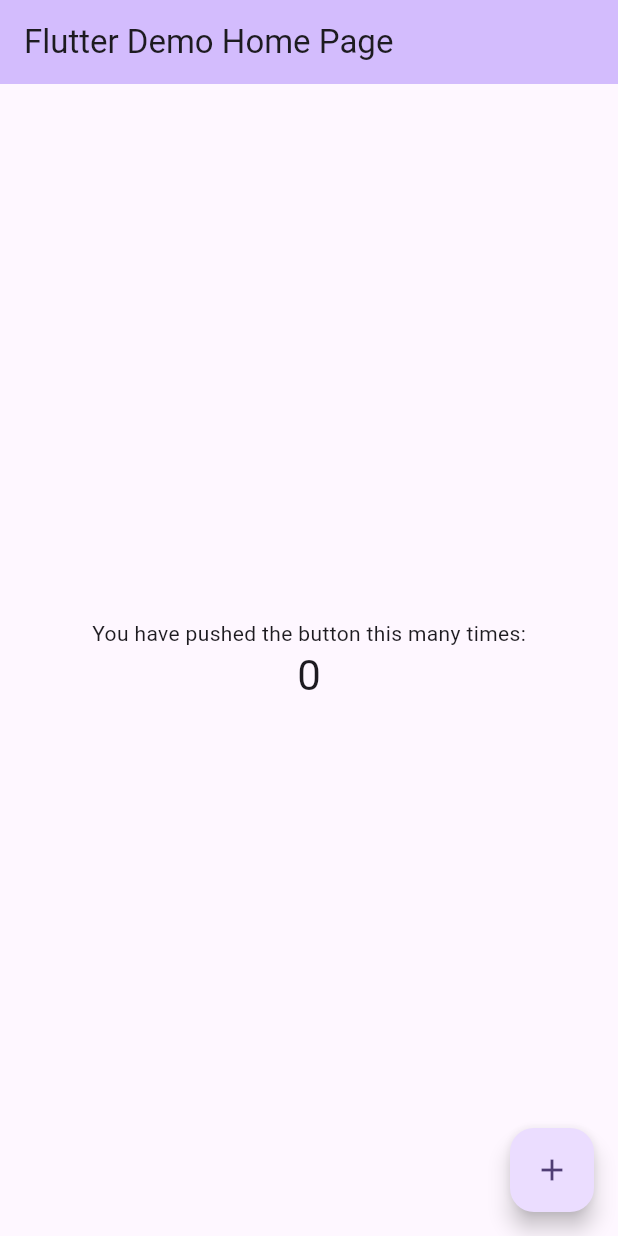
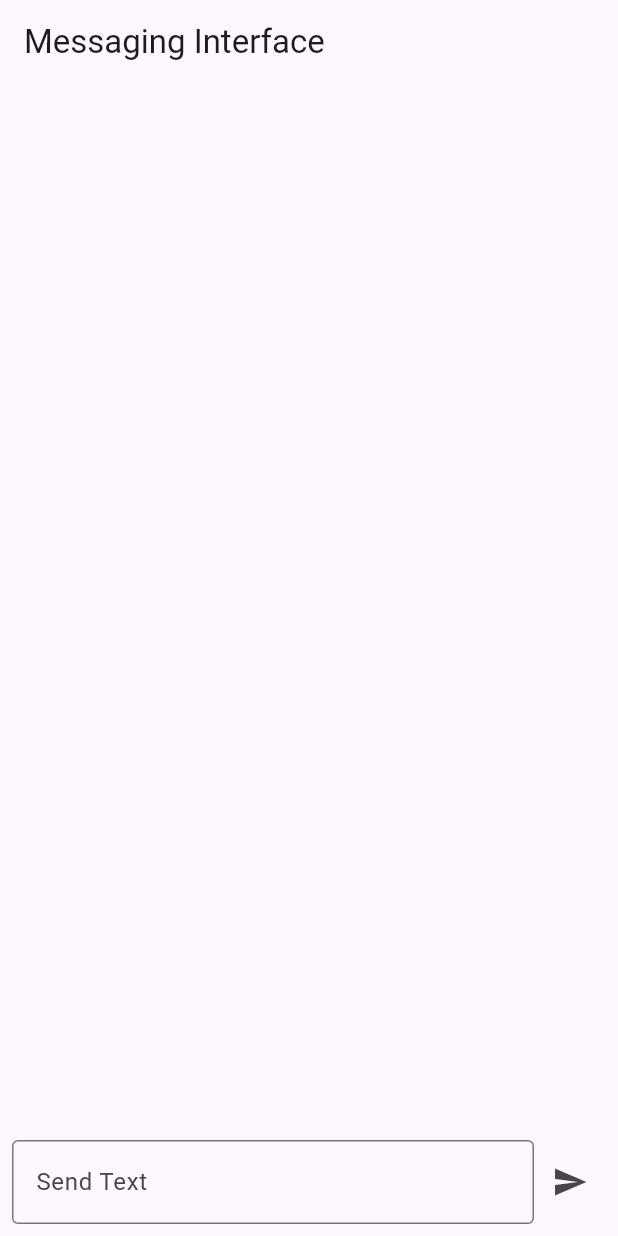
Before and after one commit to PuneetPowar5/flutter_chat_application, a Flutter app: the screen it shows after launch, on a phone screen of 412 x 824 dp. Run offline on Flutter 3.47's test engine with Material 3 defaults, Android fonts, the phone set to English and light mode, and no system bars.

Commit message:
Adding messaging functionalities to the messaging interface

```diff
--- a/lib/main.dart
+++ b/lib/main.dart
@@ -1,4 +1,5 @@
 import 'package:flutter/material.dart';
+import 'screens/chat_screen.dart';
 
 void main() {
   runApp(const MyApp());
@@ -7,116 +8,11 @@ void main() {
 class MyApp extends StatelessWidget {
   const MyApp({super.key});
 
-  // This widget is the root of your application.
   @override
   Widget build(BuildContext context) {
     return MaterialApp(
-      title: 'Flutter Demo',
-      theme: ThemeData(
-        // This is the theme of your application.
-        //
-        // TRY THIS: Try running your application with "flutter run". You'll see
-        // the application has a purple toolbar. Then, without quitting the app,
-        // try changing the seedColor in the colorScheme below to Colors.green
-        // and then invoke "hot reload" (save your changes or press the "hot
-        // reload" button in a Flutter-supported IDE, or press "r" if you used
-        // the command line to start the app).
-        //
-        // Notice that the counter didn't reset back to zero; the application
-        // state is not lost during the reload. To reset the state, use hot
-        // restart instead.
-        //
-        // This works for code too, not just values: Most code changes can be
-        // tested with just a hot reload.
-        colorScheme: .fromSeed(seedColor: Colors.deepPurple),
-      ),
-      home: const MyHomePage(title: 'Flutter Demo Home Page'),
+      debugShowCheckedModeBanner: false,
+      home: const ChatScreen(),
     );
   }
 }
-
-class MyHomePage extends StatefulWidget {
-  const MyHomePage({super.key, required this.title});
-
-  // This widget is the home page of your application. It is stateful, meaning
-  // that it has a State object (defined below) that contains fields that affect
-  // how it looks.
-
-  // This class is the configuration for the state. It holds the values (in this
-  // case the title) provided by the parent (in this case the App widget) and
-  // used by the build method of the State. Fields in a Widget subclass are
-  // always marked "final".
-
-  final String title;
-
-  @override
-  State<MyHomePage> createState() => _MyHomePageState();
-}
-
-class _MyHomePageState extends State<MyHomePage> {
-  int _counter = 0;
-
-  void _incrementCounter() {
-    setState(() {
-      // This call to setState tells the Flutter framework that something has
-      // changed in this State, which causes it to rerun the build method below
-      // so that the display can reflect the updated values. If we changed
-      // _counter without calling setState(), then the build method would not be
-      // called again, and so nothing would appear to happen.
-      _counter++;
-    });
-  }
-
-  @override
-  Widget build(BuildContext context) {
-    // This method is rerun every time setState is called, for instance as done
-    // by the _incrementCounter method above.
-    //
-    // The Flutter framework has been optimized to make rerunning build methods
-    // fast, so that you can just rebuild anything that needs updating rather
-    // than having to individually change instances of widgets.
-    return Scaffold(
-      appBar: AppBar(
-        // TRY THIS: Try changing the color here to a specific color (to
-        // Colors.amber, perhaps?) and trigger a hot reload to see the AppBar
-        // change color while the other colors stay the same.
-        backgroundColor: Theme.of(context).colorScheme.inversePrimary,
-        // Here we take the value from the MyHomePage object that was created by
-        // the App.build method, and use it to set our appbar title.
-        title: Text(widget.title),
-      ),
-      body: Center(
-        // Center is a layout widget. It takes a single child and positions it
-        // in the middle of the parent.
-        child: Column(
-          // Column is also a layout widget. It takes a list of children and
-          // arranges them vertically. By default, it sizes itself to fit its
-          // children horizontally, and tries to be as tall as its parent.
-          //
-          // Column has various properties to control how it sizes itself and
-          // how it positions its children. Here we use mainAxisAlignment to
-          // center the children vertically; the main axis here is the vertical
-          // axis because Columns are vertical (the cross axis would be
-          // horizontal).
-          //
-          // TRY THIS: Invoke "debug painting" (choose the "Toggle Debug Paint"
-          // action in the IDE, or press "p" in the console), to see the
-          // wireframe for each widget.
-          mainAxisAlignment: .center,
-          children: [
-            const Text('You have pushed the button this many times:'),
-            Text(
-              '$_counter',
-              style: Theme.of(context).textTheme.headlineMedium,
-            ),
-          ],
-        ),
-      ),
-      floatingActionButton: FloatingActionButton(
-        onPressed: _incrementCounter,
-        tooltip: 'Increment',
-        child: const Icon(Icons.add),
-      ),
-    );
-  }
-}
--- /dev/null
+++ b/lib/models/message.dart
@@ -0,0 +1,7 @@
+class Message {
+  final String text;
+  final bool isMe;
+  final DateTime time;
+
+  Message({required this.text, required this.isMe, required this.time});
+}
--- /dev/null
+++ b/lib/screens/chat_screen.dart
@@ -0,0 +1,103 @@
+import 'package:flutter/material.dart';
+import '../models/message.dart';
+import '../widgets/message_bubble.dart';
+import 'dart:async';
+
+class ChatScreen extends StatefulWidget {
+  const ChatScreen({super.key});
+
+  @override
+  State<ChatScreen> createState() => _ChatScreenState();
+}
+
+class _ChatScreenState extends State<ChatScreen> {
+  final List<Message> messages = [];
+  final controller = TextEditingController();
+  final scrollController = ScrollController();
+
+  final List<String> botReplies = [
+    "THIS IS AN AUTOMATED MESSAGE FROM THE APP",
+    "THIS IS AN AUTOMATED MESSAGE FROM THE APP",
+    "THIS IS AN AUTOMATED MESSAGE FROM THE APP",
+    "THIS IS AN AUTOMATED MESSAGE FROM THE APP",
+    "THIS IS AN AUTOMATED MESSAGE FROM THE APP",
+  ];
+
+  void scrollToBottom() {
+    Future.delayed(const Duration(milliseconds: 200), () {
+      scrollController.animateTo(
+        scrollController.position.maxScrollExtent,
+        duration: const Duration(milliseconds: 300),
+        curve: Curves.easeOut,
+      );
+    });
+  }
+
+  void sendMessage() {
+    if (controller.text.isEmpty) return;
+
+    setState(() {
+      messages.add(
+        Message(text: controller.text, isMe: true, time: DateTime.now()),
+      );
+    });
+
+    scrollToBottom();
+    controller.clear();
+    simulateBotReply();
+  }
+
+  void simulateBotReply() {
+    Future.delayed(const Duration(seconds: 1), () {
+      setState(() {
+        messages.add(
+          Message(
+            text: botReplies[DateTime.now().millisecond % botReplies.length],
+            isMe: false,
+            time: DateTime.now(),
+          ),
+        );
+      });
+      scrollToBottom();
+    });
+  }
+
+  @override
+  Widget build(BuildContext context) {
+    return Scaffold(
+      appBar: AppBar(title: const Text("Messaging Interface")),
+      body: Column(
+        children: [
+          Expanded(
+            child: ListView.builder(
+              controller: scrollController,
+              itemCount: messages.length,
+              itemBuilder: (_, i) => MessageBubble(message: messages[i]),
+            ),
+          ),
+          Padding(
+            padding: const EdgeInsets.all(8.0),
+            child: Row(
+              children: [
+                Expanded(
+                  child: TextField(
+                    controller: controller,
+                    onSubmitted: (_) => sendMessage(),
+                    decoration: const InputDecoration(
+                      hintText: "Send Text",
+                      border: OutlineInputBorder(),
+                    ),
+                  ),
+                ),
+                IconButton(
+                  icon: const Icon(Icons.send),
+                  onPressed: sendMessage,
+                ),
+              ],
+            ),
+          ),
+        ],
+      ),
+    );
+  }
+}
--- a/pubspec.yaml
+++ b/pubspec.yaml
@@ -1,5 +1,5 @@
 name: flutter_chat_application
-description: "A new Flutter project."
+description: "My First Flutter Project mimicing a messaging interface"
 # The following line prevents the package from being accidentally published to
 # pub.dev using `flutter pub publish`. This is preferred for private packages.
 publish_to: 'none' # Remove this line if you wish to publish to pub.dev
@@ -34,6 +34,7 @@ dependencies:
   # The following adds the Cupertino Icons font to your application.
   # Use with the CupertinoIcons class for iOS style icons.
   cupertino_icons: ^1.0.8
+  intl: ^0.20.2
 
 dev_dependencies:
   flutter_test:
```
Also changed, not shown: lib/widgets/message_bubble.dart (added, +46 -0 lines), pubspec.lock.
